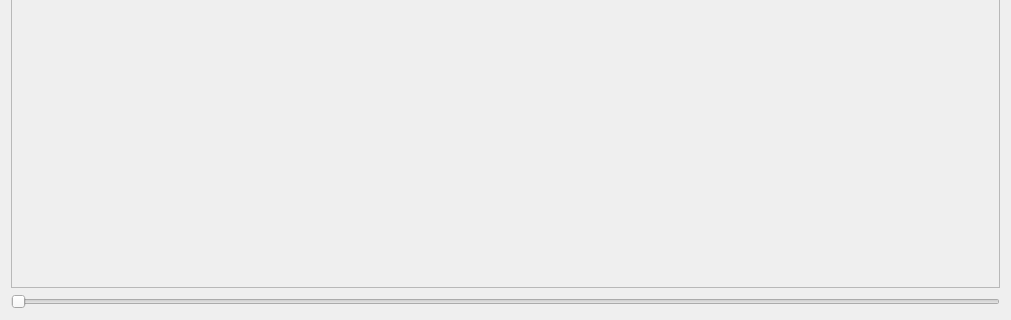
First picture: the form in src/course_map_dialog.ui, repository sammy-net/racedataviz, before the edit; both pictures show x 0 to 1011 and y 489 to 809 of the 1011 by 809 pixel window.
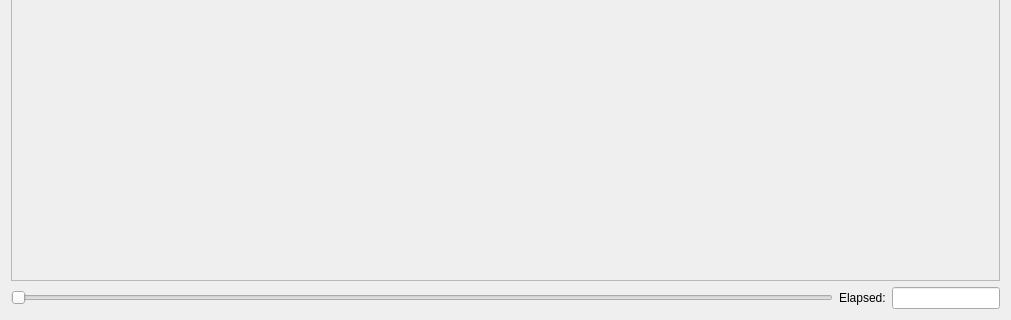
Second picture: the form after the edit.

Commit message:
Add markers for where the vehicles on the course map are at a given time.
The sliders still aren't synchronized, which sucks a bit.

What changed in the file:
```diff
--- a/src/course_map_dialog.ui
+++ b/src/course_map_dialog.ui
@@ -13,7 +13,7 @@
   <property name="windowTitle">
    <string>Dialog</string>
   </property>
-  <layout class="QVBoxLayout" name="verticalLayout">
+  <layout class="QVBoxLayout" name="verticalLayout" stretch="1,0">
    <item>
     <widget class="QFrame" name="mapFrame">
      <property name="frameShape">
@@ -24,12 +24,37 @@
      </property>
     </widget>
    </item>
+   <item>
+    <layout class="QHBoxLayout" name="horizontalLayout_3" stretch="1,0">
    <item>
     <widget class="QSlider" name="timeSlider">
+       <property name="maximum">
+        <number>1000</number>
+       </property>
      <property name="orientation">
       <enum>Qt::Horizontal</enum>
      </property>
     </widget>
+     </item>
+     <item>
+      <layout class="QHBoxLayout" name="horizontalLayout_4">
+       <item>
+        <widget class="QLabel" name="label">
+         <property name="text">
+          <string>Elapsed:</string>
+         </property>
+        </widget>
+       </item>
+       <item>
+        <widget class="QLineEdit" name="elapsedTime">
+         <property name="readOnly">
+          <bool>true</bool>
+         </property>
+        </widget>
+       </item>
+      </layout>
+     </item>
+    </layout>
    </item>
   </layout>
  </widget>
```
Left out of the diff: 3 changed lines with no effect on the pictures. Lines whose indentation alone changed are shown as unchanged. The commit also changes 2 other files.
